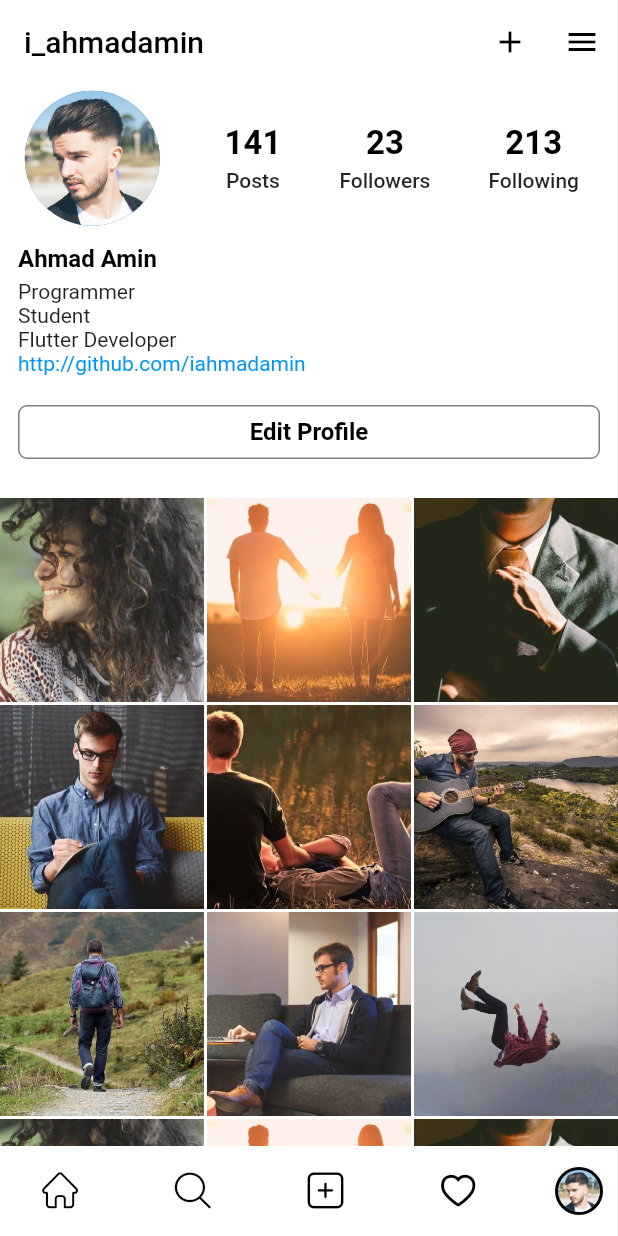
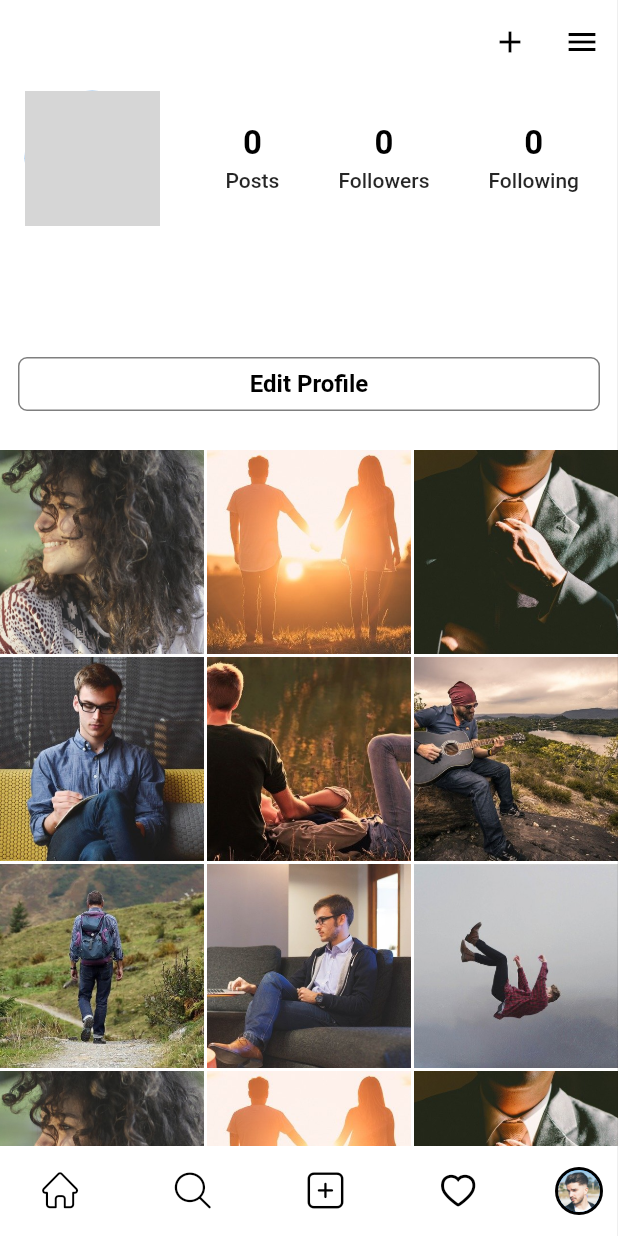
Before and after one commit to iAhmadAmin/instagram, a Flutter app: the RootPage screen opened directly, item 5 of the bottom bar chosen, on a phone screen of 412 x 824 dp. Run offline on Flutter 3.47's test engine with Material 2 defaults, Android fonts, the phone set to English and light mode, and no system bars; our stand-ins replace cloud_firestore, firebase_auth, firebase_core, flare_flutter, get, get_storage and 1 more; accounts and stored records are empty; network calls fail; grey boxes are pictures that could not be loaded.

Commit message:
my profile updation

```diff
--- a/lib/core/controllers/user_controller.dart
+++ b/lib/core/controllers/user_controller.dart
@@ -2,17 +2,9 @@ import 'package:get/get.dart';
 import 'package:instagram/core/models/user_model.dart';
 
 class UserController extends GetxController {
-  Rx<UserModel> _userModel = UserModel().obs;
+  var _userModel = UserModel().obs;
   UserModel get user => _userModel.value;
-
-  @override
-  void onInit() {
-    // _userModel = Databsae();
-    super.onInit();
-  }
-
   set user(UserModel value) => this._userModel.value = value;
-
   void clear() {
     _userModel.value = UserModel();
   }
--- a/lib/core/services/auth_service.dart
+++ b/lib/core/services/auth_service.dart
@@ -1,30 +1,29 @@
 import 'package:firebase_auth/firebase_auth.dart';
-import 'package:flutter/cupertino.dart';
+import 'package:flutter/material.dart';
+import 'package:get/get.dart';
 import 'package:instagram/core/controllers/main_controller.dart';
 import 'package:instagram/core/controllers/user_controller.dart';
 import 'package:instagram/core/models/user_model.dart';
-import 'package:get/get.dart';
 import 'package:instagram/core/services/database.dart';
 import 'package:instagram/core/services/local_storage.dart';
 import 'package:instagram/ui/pages/Auth/login_page.dart';
 import 'package:instagram/ui/pages/Root/root_page.dart';
 
 class AuthService {
+  FirebaseAuth _auth = FirebaseAuth.instance;
   final MainController _controller = Get.find<MainController>();
-  final UserController _userController = Get.put(UserController());
-
-  FirebaseAuth auth = FirebaseAuth.instance;
+  final UserController _userController = Get.find<UserController>();
 
   Future<void> signup({@required UserModel userModel}) async {
     try {
       _controller.changeLoading();
-      await FirebaseAuth.instance.createUserWithEmailAndPassword(
+      await _auth.createUserWithEmailAndPassword(
         email: userModel.email,
         password: userModel.password,
       );
       await Database().createNewUser(user: userModel);
       _controller.changeLoading();
-
+      // _userController.user = userModel;
       Get.offAll(LoginPage());
       Get.snackbar("SignUp Successfully!", "Now, you can log in to instagram.");
     } on FirebaseAuthException catch (e) {
@@ -36,9 +35,9 @@ class AuthService {
   Future<void> signin(
       {@required String email, @required String password}) async {
     try {
-      await FirebaseAuth.instance
-          .signInWithEmailAndPassword(email: email, password: password);
-      _userController.user = await Database().getUserData(email: email);
+      await _auth.signInWithEmailAndPassword(email: email, password: password);
+      LocalStorage().writeUserEmail(email);
+      print(_userController.user.email);
       LocalStorage().saveIsLogedIn(true);
       Get.offAll(RootPage());
     } on FirebaseAuthException catch (e) {
@@ -49,7 +48,7 @@ class AuthService {
 
   Future<void> signOut() async {
     try {
-      await FirebaseAuth.instance.signOut();
+      await _auth.signOut();
       LocalStorage().saveIsLogedIn(false);
       Get.offAll(LoginPage());
     } catch (e) {
--- a/lib/core/services/local_storage.dart
+++ b/lib/core/services/local_storage.dart
@@ -3,6 +3,10 @@ import 'package:get_storage/get_storage.dart';
 class LocalStorage {
   final _box = GetStorage();
   final _key = 'isLogedIn';
+  final _userEmail = 'userEmail';
+
+  String getUserEmail() => _box.read(_userEmail);
+  void writeUserEmail(String email) => _box.write(_userEmail, email);
 
   /// Load isLogedIn from local storage and if it's empty, returns false;
   bool isLogedIn() => _box.read(_key) ?? false;
--- a/lib/ui/pages/Profile/my_profile.dart
+++ b/lib/ui/pages/Profile/my_profile.dart
@@ -2,6 +2,8 @@ import 'package:flutter/material.dart';
 import 'package:instagram/core/controllers/main_controller.dart';
 import 'package:instagram/core/controllers/user_controller.dart';
 import 'package:instagram/core/models/user_model.dart';
+import 'package:instagram/core/services/database.dart';
+import 'package:instagram/core/services/local_storage.dart';
 import 'package:instagram/sizeconfig.dart';
 import 'package:instagram/ui/pages/Profile/components.dart';
 import 'package:instagram/ui/pages/Profile/edit_profile_page.dart';
@@ -9,23 +11,41 @@ import 'package:instagram/ui/styles/colors.dart';
 import 'package:get/get.dart';
 import 'package:instagram/ui/styles/textstyles.dart';
 
-class MyProfilePage extends StatelessWidget {
+class MyProfilePage extends StatefulWidget {
+  @override
+  _MyProfilePageState createState() => _MyProfilePageState();
+}
+
+class _MyProfilePageState extends State<MyProfilePage> {
   final MainController _controller = Get.find<MainController>();
-  final UserModel user = UserModel(
-    username: "i_ahmadamin",
-    userDp: "assets/images/dp.jpg",
-    name: "Ahmad Amin",
-    post: 141,
-    followers: 23,
-    following: 213,
-    website: "http://github.com/iahmadamin",
-    bio: "Programmer\nStudent\nFlutter Developer",
-  );
+
+  final UserController _userController = Get.find<UserController>();
+
+  bool isLoading = false;
+  UserModel user;
+
+  _getUserData() async {
+    isLoading = true;
+    _userController.user =
+        await Database().getUserData(email: LocalStorage().getUserEmail());
+    user = _userController.user;
+    setState(() {
+      isLoading = false;
+    });
+  }
+
+  @override
+  void initState() {
+    super.initState();
+    _getUserData();
+  }
 
   @override
   Widget build(BuildContext context) {
-    return CustomScrollView(slivers: [
-      _appBar(),
+    return isLoading
+        ? Center(child: CircularProgressIndicator())
+        : CustomScrollView(slivers: [
+            _appBar(user.username),
             infoBar(
                 user: user,
                 widget: Column(
@@ -67,12 +87,12 @@ class MyProfilePage extends StatelessWidget {
           ]);
   }
 
-  Widget _appBar() {
+  Widget _appBar(String username) {
     return SliverAppBar(
         pinned: true,
         backgroundColor: Colors.white,
         title: Text(
-          user.username,
+          username,
           style: const TextStyle(color: Colors.black),
         ),
         actions: [
--- a/lib/ui/pages/Root/root_page.dart
+++ b/lib/ui/pages/Root/root_page.dart
@@ -1,7 +1,10 @@
 import 'package:flutter/material.dart';
 import 'package:get/get.dart';
 import 'package:instagram/core/controllers/main_controller.dart';
+import 'package:instagram/core/controllers/user_controller.dart';
 import 'package:instagram/core/services/auth_service.dart';
+import 'package:instagram/core/services/database.dart';
+import 'package:instagram/core/services/local_storage.dart';
 import 'package:instagram/my_icons.dart';
 import 'package:instagram/sizeconfig.dart';
 import 'package:instagram/ui/pages/Activity/activity_page.dart';
@@ -19,6 +22,7 @@ class RootPage extends StatefulWidget {
 
 class _RootPageState extends State<RootPage> {
   final MainController _controller = Get.find<MainController>();
+  final UserController _userController = Get.find<UserController>();
 
   int _selectedTab = 0;
 
@@ -175,6 +179,8 @@ class _RootPageState extends State<RootPage> {
                   icon: Icons.logout,
                   label: "Sign Out",
                   onTap: () async {
+                    _controller.controlMenu();
+
                     AuthService().signOut();
                   }),
               const Spacer(),
--- a/lib/ui/widgets/profile_widget.dart
+++ b/lib/ui/widgets/profile_widget.dart
@@ -35,8 +35,10 @@ class ProfileWidget extends StatelessWidget {
           backgroundColor: Colors.white,
           child: CircleAvatar(
             radius: size < 30 ? size - 1 : size - 3,
-            backgroundImage: AssetImage(
-                story != null ? story.userDp : "assets/images/dp.jpg"),
+            backgroundImage: story != null
+                ? AssetImage(story.userDp)
+                : const NetworkImage(
+                    "https://thumbs.dreamstime.com/b/default-avatar-profile-vector-user-profile-default-avatar-profile-vector-user-profile-profile-179376714.jpg"),
           ),
         ),
       ),
```
Also changed, not shown: lib/core/services/database.dart (+14 -0 lines), lib/ui/pages/Profile/edit_profile_page.dart (+15 -2 lines). Lines whose indentation alone changed are shown as unchanged.
